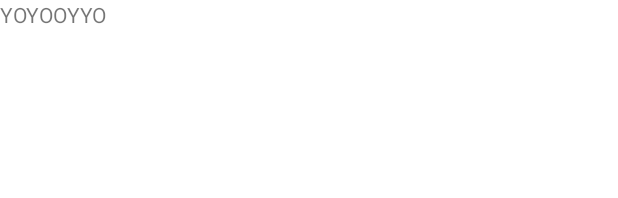
After one commit to YairLevi/FlightGear-Controller, an Android app: the layout activity_controller.xml on its own in the app's theme, with its tools: preview values and no code run, on a phone screen of 412 x 824 dp. The commit adds this screen. Shown: the top 198 px of the screen. Run offline under Robolectric (Android 15) with nearby library versions, the phone set to English and light mode, and no system bars.

Commit message:
New controller activity

```diff
--- a/app/src/main/AndroidManifest.xml
+++ b/app/src/main/AndroidManifest.xml
@@ -1,7 +1,9 @@
 <?xml version="1.0" encoding="utf-8"?>
 <manifest xmlns:android="http://schemas.android.com/apk/res/android"
     package="com.example.myapplication22">
-    <uses-permission android:name="android.permission.INTERNET"/>
+
+    <uses-permission android:name="android.permission.INTERNET" />
+
     <application
         android:allowBackup="true"
         android:icon="@mipmap/ic_launcher"
@@ -9,6 +11,7 @@
         android:roundIcon="@mipmap/ic_launcher_round"
         android:supportsRtl="true"
         android:theme="@style/Theme.MyApplication22">
+        <activity android:name=".Controller" />
         <activity android:name=".view.MainActivity">
             <intent-filter>
                 <action android:name="android.intent.action.MAIN" />
--- a/app/src/main/java/com/example/myapplication22/view/JoystickView.java
+++ b/app/src/main/java/com/example/myapplication22/view/JoystickView.java
@@ -4,12 +4,16 @@ import android.content.Context;
 import android.graphics.Canvas;
 import android.graphics.Color;
 import android.graphics.Paint;
+import android.graphics.Picture;
 import android.graphics.PorterDuff;
+import android.graphics.drawable.Drawable;
 import android.util.AttributeSet;
 import android.view.MotionEvent;
 import android.view.SurfaceHolder;
 import android.view.SurfaceView;
 import android.view.View;
+
+import com.example.myapplication22.R;
 
 import java.sql.SQLOutput;
 
@@ -98,7 +102,7 @@ public class JoystickView extends SurfaceView implements SurfaceHolder.Callback,
             Canvas myCanvas = this.getHolder().lockCanvas();
             Paint colors = new Paint();
             myCanvas.drawColor(Color.WHITE, PorterDuff.Mode.CLEAR);
-            colors.setARGB(255,50,50,50); // Color of base of joystick
+            colors.setARGB(255,250,50,50); // Color of base of joystick
             myCanvas.drawCircle(centerX, centerY, baseRadius, colors);
             colors.setARGB(255,0,0,255); // Color of the cap [joystick itself]
             myCanvas.drawCircle(newX, newY, hatRadius, colors);
--- /dev/null
+++ b/app/src/main/res/layout/activity_controller.xml
@@ -0,0 +1,19 @@
+<?xml version="1.0" encoding="utf-8"?>
+<androidx.constraintlayout.widget.ConstraintLayout xmlns:android="http://schemas.android.com/apk/res/android"
+    xmlns:app="http://schemas.android.com/apk/res-auto"
+    xmlns:tools="http://schemas.android.com/tools"
+    android:layout_width="match_parent"
+    android:layout_height="match_parent"
+    tools:context=".Controller">
+
+
+    <TextView
+        android:layout_width="wrap_content"
+        android:layout_height="wrap_content"
+        android:text="@string/yoyooyyo"
+        tools:ignore="MissingConstraints"
+        tools:layout_editor_absoluteX="155dp"
+        tools:layout_editor_absoluteY="197dp" />
+
+
+</androidx.constraintlayout.widget.ConstraintLayout>
--- a/app/src/main/res/layout/activity_main.xml
+++ b/app/src/main/res/layout/activity_main.xml
@@ -126,7 +126,7 @@
             app:layout_constraintVertical_bias="0.1" />
 
         <Button
-            android:id="@+id/button2"
+            android:id="@+id/changePage"
             android:layout_width="wrap_content"
             android:layout_height="wrap_content"
             android:text="@string/button"
--- a/app/src/main/res/values/strings.xml
+++ b/app/src/main/res/values/strings.xml
@@ -5,4 +5,6 @@
     <string name="press_to_type">Press To Type</string>
     <string name="host_ip">Host IP:</string>
     <string name="button">Button</string>
+    <string name="hello_you_niggg">HELLO YOU NIGGG</string>
+    <string name="yoyooyyo">YOYOOYYO</string>
 </resources>
```
Also changed, not shown: app/src/main/java/com/example/myapplication22/Controller.java (added, +14 -0 lines), app/src/main/java/com/example/myapplication22/view/MainActivity.java (+16 -0 lines), app/src/main/java/com/example/myapplication22/pictures/controller.png (added), app/src/main/java/com/example/myapplication22/pictures/controller_base.PNG (added).
